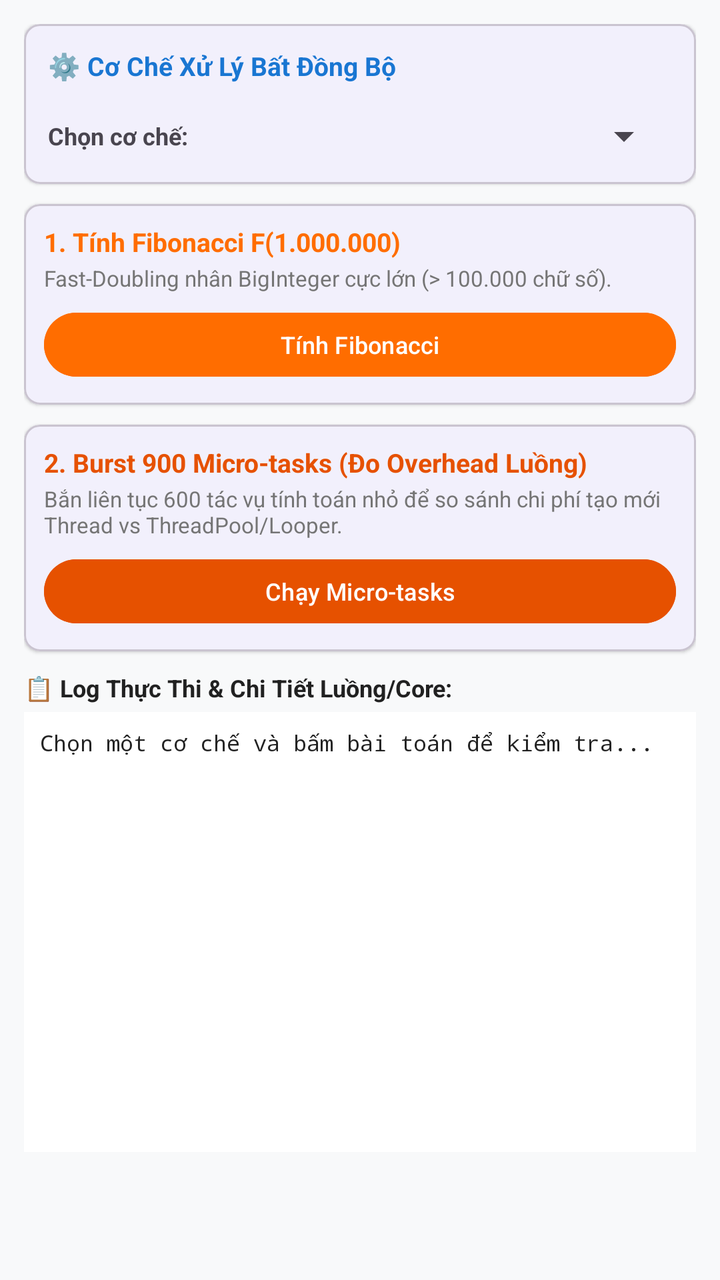
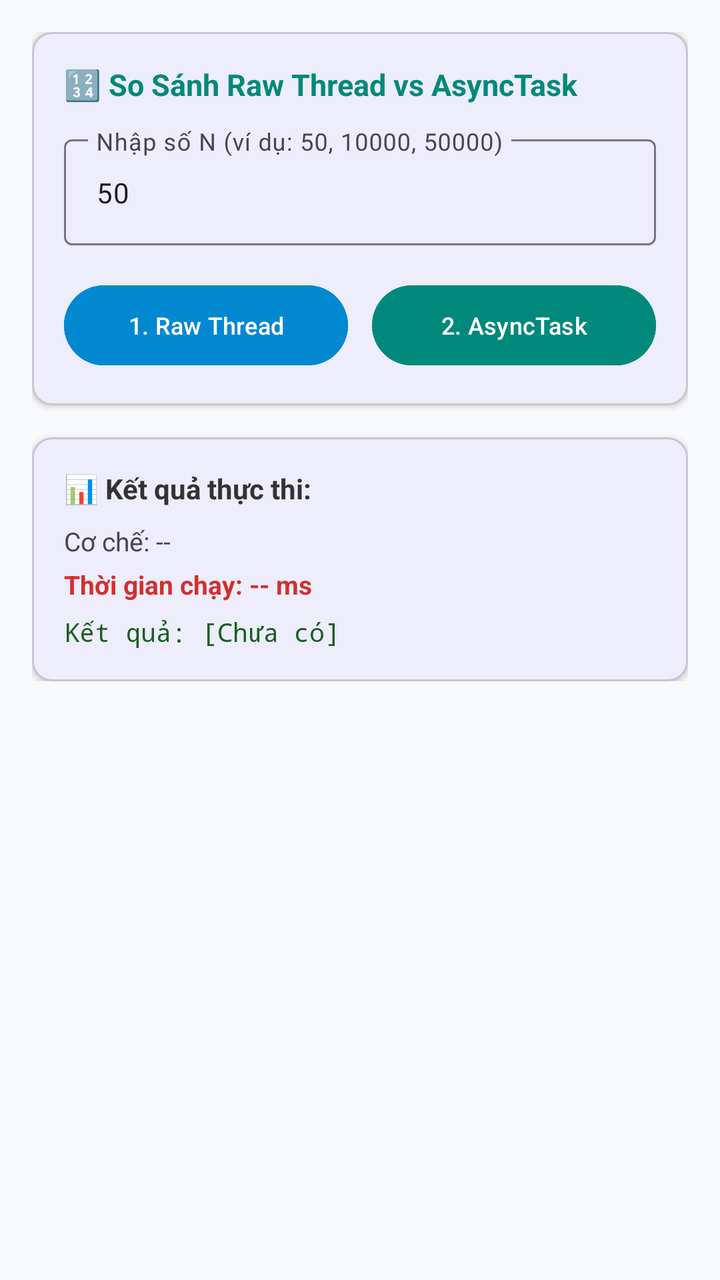

Screens rendered from an Android XML layout before and after an edit, with the pre-edit source and the edit as a unified diff.
<!-- AndroidManifest.xml: application theme Theme.SampleProject -->
<!-- res/layout/fragment_math_lab.xml -->
<?xml version="1.0" encoding="utf-8"?>
<ScrollView
    xmlns:android="http://schemas.android.com/apk/res/android"
    xmlns:app="http://schemas.android.com/apk/res-auto"
    android:layout_width="match_parent"
    android:layout_height="match_parent"
    android:background="#F8F9FA">

    <LinearLayout
        android:layout_width="match_parent"
        android:layout_height="wrap_content"
        android:orientation="vertical"
        android:padding="12dp">

        
        <com.google.android.material.card.MaterialCardView
            android:layout_width="match_parent"
            android:layout_height="wrap_content"
            app:cardCornerRadius="8dp"
            app:cardElevation="1dp"
            android:layout_marginBottom="10dp">

            <LinearLayout
                android:layout_width="match_parent"
                android:layout_height="wrap_content"
                android:orientation="vertical"
                android:padding="12dp">

                <TextView
                    android:layout_width="wrap_content"
                    android:layout_height="wrap_content"
                    android:text="⚙️ Cơ Chế Xử Lý Bất Đồng Bộ"
                    android:textStyle="bold"
                    android:textSize="13sp"
                    android:textColor="@color/primary"/>

                <TextView
                    android:layout_width="match_parent"
                    android:layout_height="wrap_content"
                    android:textSize="3sp"
                    android:textColor="@color/text_secondary"
                    android:layout_marginTop="2dp"
                    android:layout_marginBottom="8dp"/>

                <LinearLayout
                    android:layout_width="match_parent"
                    android:layout_height="wrap_content"
                    android:orientation="horizontal"
                    android:gravity="center_vertical">

                    <TextView
                        android:layout_width="wrap_content"
                        android:layout_height="wrap_content"
                        android:text="Chọn cơ chế: "
                        android:textStyle="bold"
                        android:textSize="12sp"/>

                    <Spinner
                        android:id="@+id/spinnerEngine"
                        android:layout_width="0dp"
                        android:layout_height="wrap_content"
                        android:layout_weight="1"/>
                </LinearLayout>
            </LinearLayout>
        </com.google.android.material.card.MaterialCardView>


        
        <com.google.android.material.card.MaterialCardView
            android:layout_width="match_parent"
            android:layout_height="wrap_content"
            app:cardCornerRadius="8dp"
            app:cardElevation="1dp"
            android:layout_marginBottom="10dp">

            <LinearLayout
                android:layout_width="match_parent"
                android:layout_height="wrap_content"
                android:orientation="vertical"
                android:padding="10dp">

                <TextView
                    android:layout_width="wrap_content"
                    android:layout_height="wrap_content"
                    android:text="1. Tính Fibonacci F(1.000.000)"
                    android:textStyle="bold"
                    android:textSize="13sp"
                    android:textColor="@color/accent"/>

                <TextView
                    android:layout_width="match_parent"
                    android:layout_height="wrap_content"
                    android:text="Fast-Doubling nhân BigInteger cực lớn (> 100.000 chữ số)."
                    android:textSize="11sp"
                    android:textColor="@color/text_secondary"
                    android:layout_marginTop="2dp"/>

                <Button
                    android:id="@+id/btnRunFibonacci"
                    android:layout_width="match_parent"
                    android:layout_height="40dp"
                    android:text="Tính Fibonacci"
                    android:backgroundTint="@color/accent"
                    android:textSize="12sp"
                    android:layout_marginTop="6dp"/>
            </LinearLayout>
        </com.google.android.material.card.MaterialCardView>

        
        <com.google.android.material.card.MaterialCardView
            android:layout_width="match_parent"
            android:layout_height="wrap_content"
            app:cardCornerRadius="8dp"
            app:cardElevation="1dp"
            android:layout_marginBottom="10dp">

            <LinearLayout
                android:layout_width="match_parent"
                android:layout_height="wrap_content"
                android:orientation="vertical"
                android:padding="10dp">

                <TextView
                    android:layout_width="wrap_content"
                    android:layout_height="wrap_content"
                    android:text="2. Burst 900 Micro-tasks (Đo Overhead Luồng)"
                    android:textStyle="bold"
                    android:textSize="13sp"
                    android:textColor="#E65100"/>

                <TextView
                    android:layout_width="match_parent"
                    android:layout_height="wrap_content"
                    android:text="Bắn liên tục 600 tác vụ tính toán nhỏ để so sánh chi phí tạo mới Thread vs ThreadPool/Looper."
                    android:textSize="11sp"
                    android:textColor="@color/text_secondary"
                    android:layout_marginTop="2dp"/>

                <Button
                    android:id="@+id/btnRunBurst"
                    android:layout_width="match_parent"
                    android:layout_height="40dp"
                    android:text="Chạy Micro-tasks"
                    android:backgroundTint="#E65100"
                    android:textSize="12sp"
                    android:layout_marginTop="6dp"/>
            </LinearLayout>
        </com.google.android.material.card.MaterialCardView>

        
        <ProgressBar
            android:id="@+id/pbLoading"
            android:layout_width="wrap_content"
            android:layout_height="wrap_content"
            android:layout_gravity="center"
            android:visibility="gone"
            android:layout_marginBottom="6dp"/>

        <TextView
            android:layout_width="wrap_content"
            android:layout_height="wrap_content"
            android:text="📋 Log Thực Thi &amp; Chi Tiết Luồng/Core:"
            android:textStyle="bold"
            android:textSize="12sp"
            android:textColor="@color/text_primary"
            android:layout_marginBottom="4dp"/>

        <ScrollView
            android:id="@+id/scrollConsole"
            android:layout_width="match_parent"
            android:layout_height="220dp"
            android:fillViewport="true"
            android:scrollbars="vertical">

            <TextView
                android:id="@+id/tvConsole"
                android:layout_width="match_parent"
                android:layout_height="wrap_content"
                android:background="#FFFFFF"
                android:padding="8dp"
                android:textSize="11sp"
                android:fontFamily="monospace"
                android:textColor="#222222"
                android:text="Chọn một cơ chế và bấm bài toán để kiểm tra..." />

        </ScrollView>

    </LinearLayout>
</ScrollView>
<!-- resources referenced by this layout -->
<resources>
  <color name="accent">#FF6D00</color>
  <color name="primary">#1976D2</color>
  <color name="text_primary">#212121</color>
  <color name="text_secondary">#757575</color>
  <style name="Theme.SampleProject" parent="Base.Theme.SampleProject" />
  <style name="Base.Theme.SampleProject" parent="Theme.Material3.DayNight.NoActionBar">
          <item name="colorPrimary">@color/primary</item>
          <item name="colorPrimaryDark">@color/primary_dark</item>
          <item name="colorAccent">@color/accent</item>
          <item name="android:windowBackground">@color/surface_variant</item>
      </style>
  <color name="primary_dark">#0D47A1</color>
  <color name="surface_variant">#F5F5F5</color>
</resources>

<!-- the commit's change to res/layout/fragment_math_lab.xml (unified diff, before → after) -->
@@ -10,140 +10,74 @@
         android:layout_width="match_parent"
         android:layout_height="wrap_content"
         android:orientation="vertical"
-        android:padding="12dp">
+        android:padding="16dp">
 
         
         <com.google.android.material.card.MaterialCardView
             android:layout_width="match_parent"
             android:layout_height="wrap_content"
-            app:cardCornerRadius="8dp"
-            app:cardElevation="1dp"
-            android:layout_marginBottom="10dp">
+            app:cardCornerRadius="10dp"
+            app:cardElevation="2dp"
+            android:layout_marginBottom="16dp">
 
             <LinearLayout
                 android:layout_width="match_parent"
                 android:layout_height="wrap_content"
                 android:orientation="vertical"
-                android:padding="12dp">
+                android:padding="16dp">
 
                 <TextView
                     android:layout_width="wrap_content"
                     android:layout_height="wrap_content"
-                    android:text="⚙️ Cơ Chế Xử Lý Bất Đồng Bộ"
+                    android:text="🔢 So Sánh Raw Thread vs AsyncTask"
                     android:textStyle="bold"
-                    android:textSize="13sp"
-                    android:textColor="@color/primary"/>
+                    android:textSize="15sp"
+                    android:textColor="#00897B"/>
 
-                <TextView
+                
+                <com.google.android.material.textfield.TextInputLayout
                     android:layout_width="match_parent"
                     android:layout_height="wrap_content"
-                    android:textSize="3sp"
-                    android:textColor="@color/text_secondary"
-                    android:layout_marginTop="2dp"
-                    android:layout_marginBottom="8dp"/>
+                    android:layout_marginTop="12dp"
+                    android:hint="Nhập số N (ví dụ: 50, 10000, 50000)">
 
+                    <com.google.android.material.textfield.TextInputEditText
+                        android:id="@+id/edtInputN"
+                        android:layout_width="match_parent"
+                        android:layout_height="wrap_content"
+                        android:inputType="number"
+                        android:text="50"
+                        android:textSize="14sp"/>
+                </com.google.android.material.textfield.TextInputLayout>
+
+                
                 <LinearLayout
                     android:layout_width="match_parent"
                     android:layout_height="wrap_content"
                     android:orientation="horizontal"
-                    android:gravity="center_vertical">
+                    android:layout_marginTop="16dp">
 
-                    <TextView
-                        android:layout_width="wrap_content"
-                        android:layout_height="wrap_content"
-                        android:text="Chọn cơ chế: "
-                        android:textStyle="bold"
-                        android:textSize="12sp"/>
+                    <Button
+                        android:id="@+id/btnRunThread"
+                        android:layout_width="0dp"
+                        android:layout_height="48dp"
+                        android:layout_weight="1"
+                        android:layout_marginEnd="6dp"
+                        android:text="1. Raw Thread"
+                        android:textSize="12sp"
+                        android:backgroundTint="#0288D1"/>
 
-                    <Spinner
-                        android:id="@+id/spinnerEngine"
+                    <Button
+                        android:id="@+id/btnRunAsync"
                         android:layout_width="0dp"
-                        android:layout_height="wrap_content"
-                        android:layout_weight="1"/>
+                        android:layout_height="48dp"
+                        android:layout_weight="1"
+                        android:layout_marginStart="6dp"
+                        android:text="2. AsyncTask"
+                        android:textSize="12sp"
+                        android:backgroundTint="#00897B"/>
                 </LinearLayout>
-            </LinearLayout>
-        </com.google.android.material.card.MaterialCardView>
 
-
-        
-        <com.google.android.material.card.MaterialCardView
-            android:layout_width="match_parent"
-            android:layout_height="wrap_content"
-            app:cardCornerRadius="8dp"
-            app:cardElevation="1dp"
-            android:layout_marginBottom="10dp">
-
-            <LinearLayout
-                android:layout_width="match_parent"
-                android:layout_height="wrap_content"
-                android:orientation="vertical"
-                android:padding="10dp">
-
-                <TextView
-                    android:layout_width="wrap_content"
-                    android:layout_height="wrap_content"
-                    android:text="1. Tính Fibonacci F(1.000.000)"
-                    android:textStyle="bold"
-                    android:textSize="13sp"
-                    android:textColor="@color/accent"/>
-
-                <TextView
-                    android:layout_width="match_parent"
-                    android:layout_height="wrap_content"
-                    android:text="Fast-Doubling nhân BigInteger cực lớn (> 100.000 chữ số)."
-                    android:textSize="11sp"
-                    android:textColor="@color/text_secondary"
-                    android:layout_marginTop="2dp"/>
-
-                <Button
-                    android:id="@+id/btnRunFibonacci"
-                    android:layout_width="match_parent"
-                    android:layout_height="40dp"
-                    android:text="Tính Fibonacci"
-                    android:backgroundTint="@color/accent"
-                    android:textSize="12sp"
-                    android:layout_marginTop="6dp"/>
-            </LinearLayout>
-        </com.google.android.material.card.MaterialCardView>
-
-        
-        <com.google.android.material.card.MaterialCardView
-            android:layout_width="match_parent"
-            android:layout_height="wrap_content"
-            app:cardCornerRadius="8dp"
-            app:cardElevation="1dp"
-            android:layout_marginBottom="10dp">
-
-            <LinearLayout
-                android:layout_width="match_parent"
-                android:layout_height="wrap_content"
-                android:orientation="vertical"
-                android:padding="10dp">
-
-                <TextView
-                    android:layout_width="wrap_content"
-                    android:layout_height="wrap_content"
-                    android:text="2. Burst 900 Micro-tasks (Đo Overhead Luồng)"
-                    android:textStyle="bold"
-                    android:textSize="13sp"
-                    android:textColor="#E65100"/>
-
-                <TextView
-                    android:layout_width="match_parent"
-                    android:layout_height="wrap_content"
-                    android:text="Bắn liên tục 600 tác vụ tính toán nhỏ để so sánh chi phí tạo mới Thread vs ThreadPool/Looper."
-                    android:textSize="11sp"
-                    android:textColor="@color/text_secondary"
-                    android:layout_marginTop="2dp"/>
-
-                <Button
-                    android:id="@+id/btnRunBurst"
-                    android:layout_width="match_parent"
-                    android:layout_height="40dp"
-                    android:text="Chạy Micro-tasks"
-                    android:backgroundTint="#E65100"
-                    android:textSize="12sp"
-                    android:layout_marginTop="6dp"/>
             </LinearLayout>
         </com.google.android.material.card.MaterialCardView>
 
@@ -154,36 +88,58 @@
             android:layout_height="wrap_content"
             android:layout_gravity="center"
             android:visibility="gone"
-            android:layout_marginBottom="6dp"/>
+            android:layout_marginBottom="12dp"/>
 
-        <TextView
-            android:layout_width="wrap_content"
+        
+        <com.google.android.material.card.MaterialCardView
+            android:layout_width="match_parent"
             android:layout_height="wrap_content"
-            android:text="📋 Log Thực Thi &amp; Chi Tiết Luồng/Core:"
-            android:textStyle="bold"
-            android:textSize="12sp"
-            android:textColor="@color/text_primary"
-            android:layout_marginBottom="4dp"/>
+            app:cardCornerRadius="10dp"
+            app:cardElevation="2dp">
 
-        <ScrollView
-            android:id="@+id/scrollConsole"
-            android:layout_width="match_parent"
-            android:layout_height="220dp"
-            android:fillViewport="true"
-            android:scrollbars="vertical">
-
-            <TextView
-                android:id="@+id/tvConsole"
+            <LinearLayout
                 android:layout_width="match_parent"
                 android:layout_height="wrap_content"
-                android:background="#FFFFFF"
-                android:padding="8dp"
-                android:textSize="11sp"
-                android:fontFamily="monospace"
-                android:textColor="#222222"
-                android:text="Chọn một cơ chế và bấm bài toán để kiểm tra..." />
+                android:orientation="vertical"
+                android:padding="16dp">
 
-        </ScrollView>
+                <TextView
+                    android:layout_width="wrap_content"
+                    android:layout_height="wrap_content"
+                    android:text="📊 Kết quả thực thi:"
+                    android:textStyle="bold"
+                    android:textSize="14sp"
+                    android:textColor="#333333"/>
+
+                <TextView
+                    android:id="@+id/tvEngineUsed"
+                    android:layout_width="match_parent"
+                    android:layout_height="wrap_content"
+                    android:text="Cơ chế: --"
+                    android:textSize="13sp"
+                    android:layout_marginTop="8dp"/>
+
+                <TextView
+                    android:id="@+id/tvExecutionTime"
+                    android:layout_width="match_parent"
+                    android:layout_height="wrap_content"
+                    android:text="Thời gian chạy: -- ms"
+                    android:textStyle="bold"
+                    android:textColor="#D32F2F"
+                    android:textSize="13sp"
+                    android:layout_marginTop="4dp"/>
+
+                <TextView
+                    android:id="@+id/tvResultValue"
+                    android:layout_width="match_parent"
+                    android:layout_height="wrap_content"
+                    android:text="Kết quả: [Chưa có]"
+                    android:textSize="13sp"
+                    android:fontFamily="monospace"
+                    android:textColor="#1B5E20"
+                    android:layout_marginTop="6dp"/>
+            </LinearLayout>
+        </com.google.android.material.card.MaterialCardView>
 
     </LinearLayout>
 </ScrollView>
<!-- resource entries referenced after the edit -->
@@ -2,8 +2,6 @@
 <resources>
   <color name="accent">#FF6D00</color>
   <color name="primary">#1976D2</color>
-  <color name="text_primary">#212121</color>
-  <color name="text_secondary">#757575</color>
   <style name="Theme.SampleProject" parent="Base.Theme.SampleProject" />
   <style name="Base.Theme.SampleProject" parent="Theme.Material3.DayNight.NoActionBar">
           <item name="colorPrimary">@color/primary</item>
